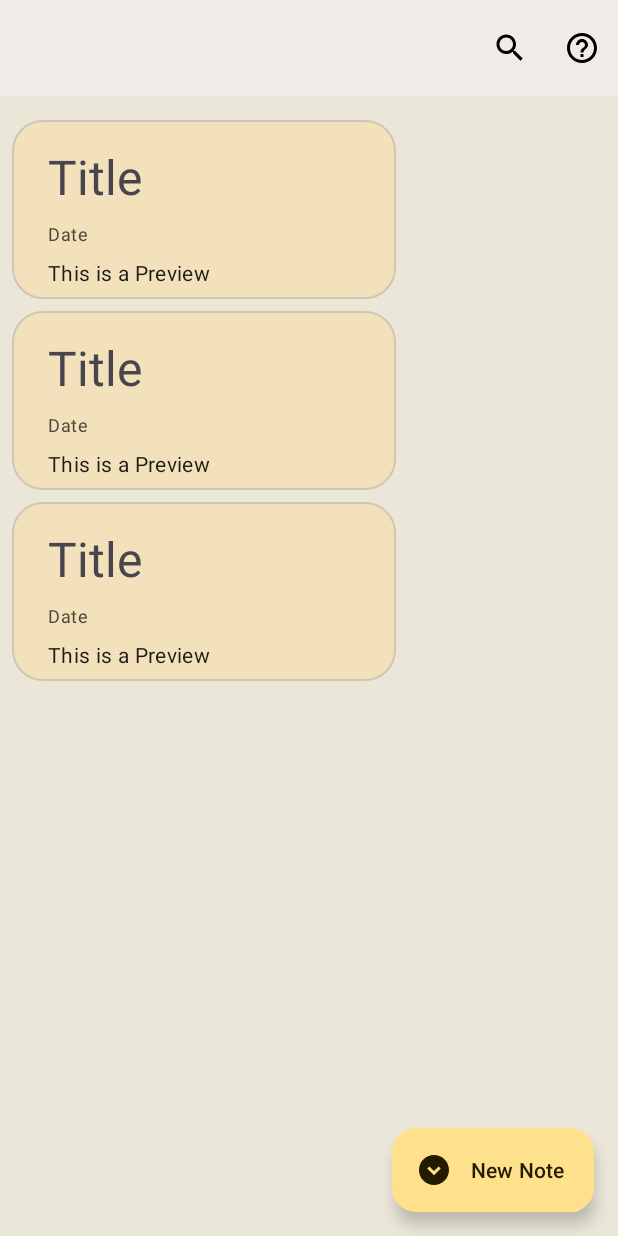
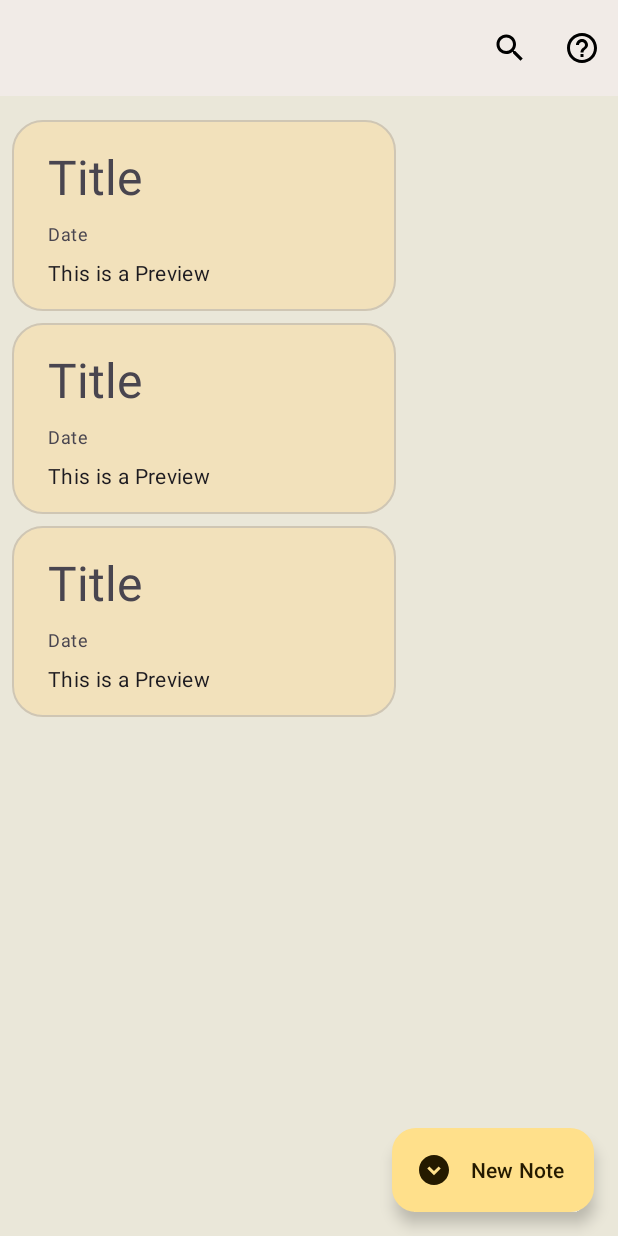
Before and after one commit to riestersamuel/bullet-time, an Android app: the layout fragment_notes.xml on its own in the app's theme, with its tools: preview values and no code run, on a phone screen of 412 x 824 dp. Run offline under Robolectric (Android 15) with nearby library versions, the phone set to English and light mode, and no system bars.

Commit message:
Small design changes

```diff
--- a/app/src/main/java/de/hdmstuttgart/bulletjournalapp/BulletsPackage/BulletListAdapter.java
+++ b/app/src/main/java/de/hdmstuttgart/bulletjournalapp/BulletsPackage/BulletListAdapter.java
@@ -13,6 +13,7 @@ import androidx.recyclerview.widget.RecyclerView;
 
 import java.util.ArrayList;
 
+import de.hdmstuttgart.bulletjournalapp.NotePackage.Note;
 import de.hdmstuttgart.bulletjournalapp.R;
 
 public class BulletListAdapter extends RecyclerView.Adapter<BulletListAdapter.BulletViewHolder> {
--- a/app/src/main/java/de/hdmstuttgart/bulletjournalapp/NotePackage/NotesFragment.java
+++ b/app/src/main/java/de/hdmstuttgart/bulletjournalapp/NotePackage/NotesFragment.java
@@ -105,6 +105,10 @@ public class NotesFragment extends Fragment {
 			}
 			else if (item.getItemId() == R.id.searchBut) {
 				SearchView searchView = requireView().findViewById(R.id.searchBarNotes);
+				if (searchView.getVisibility() == View.VISIBLE) {
+					searchView.setVisibility(View.GONE);
+					return true;
+				}
 				searchView.setVisibility(View.VISIBLE);
 				searchView.callOnClick();
 				searchView.requestFocus();
--- a/app/src/main/res/layout/fragment_new_note.xml
+++ b/app/src/main/res/layout/fragment_new_note.xml
@@ -71,7 +71,6 @@
                     android:hint="Enter your note here..."
                     android:minLines="26"
                     android:textAppearance="@style/TextAppearance.Material3.BodyMedium"
-                    android:textColor="#1E1B16"
                     app:layout_constraintEnd_toEndOf="parent"
                     app:layout_constraintStart_toStartOf="parent"
                     app:layout_constraintTop_toTopOf="parent" />
--- a/app/src/main/res/layout/fragment_notes.xml
+++ b/app/src/main/res/layout/fragment_notes.xml
@@ -32,6 +32,9 @@
 
         <android.widget.SearchView
             android:id="@+id/searchBarNotes"
+            android:layout_marginVertical="16dp"
+            android:layout_marginHorizontal="8dp"
+            android:queryHint="Search"
             app:layout_constraintTop_toBottomOf="@id/appBarLayout"
             android:layout_width="match_parent"
             android:layout_height="wrap_content"
--- a/app/src/main/res/layout/note_preview.xml
+++ b/app/src/main/res/layout/note_preview.xml
@@ -29,7 +29,6 @@
         android:layout_height="wrap_content"
         android:layout_marginStart="8dp"
         android:layout_marginTop="8dp"
-        android:textColor="#4C4639"
         android:text="Date"
         android:textAppearance="@style/TextAppearance.Material3.BodySmall"
         app:layout_constraintStart_toStartOf="parent"
@@ -39,12 +38,12 @@
         android:id="@+id/contentTextNotePre"
         android:layout_width="wrap_content"
         android:layout_height="wrap_content"
-        android:textColor="#1E1B16"
         android:layout_marginStart="8dp"
         android:layout_marginTop="8dp"
         android:textAppearance="@style/TextAppearance.Material3.BodyMedium"
         android:maxLines="3"
         android:text="This is a Preview"
+        android:paddingBottom="8dp"
         app:layout_constraintStart_toStartOf="parent"
         app:layout_constraintTop_toBottomOf="@id/TV_Date"
         android:ellipsize="end"/>
--- a/app/src/main/res/menu/new_note_top_app_bar.xml
+++ b/app/src/main/res/menu/new_note_top_app_bar.xml
@@ -4,7 +4,7 @@
 
     <item
         android:id="@+id/addImageBut"
-        android:icon="@drawable/baseline_insert_photo_24"
+        android:icon="@drawable/baseline_add_photo_alternate_24"
         android:title="addImageBut"
         app:showAsAction="ifRoom" />
 
--- a/app/src/main/res/values/strings.xml
+++ b/app/src/main/res/values/strings.xml
@@ -4,6 +4,6 @@
     <string name="hello_blank_fragment">Home</string>
     <string name="notes">Notes</string>
     <string name="profile">Profile</string>
-    <string name="information_text">This is the notes fragment. Here you can create, edit and delete notes. You can also search for notes by title or content./n To create a new note, click on the plus button in the top right corner. To edit a note, click on the note you want to edit. To delete a note, click long on the note you want to delete.</string>
+    <string name="information_text">In order to delete a note, long-press on it. You can also search for notes by clicking on the search icon and then entering a text.</string>
     <string name="information_title">Information</string>
 </resources>
```
